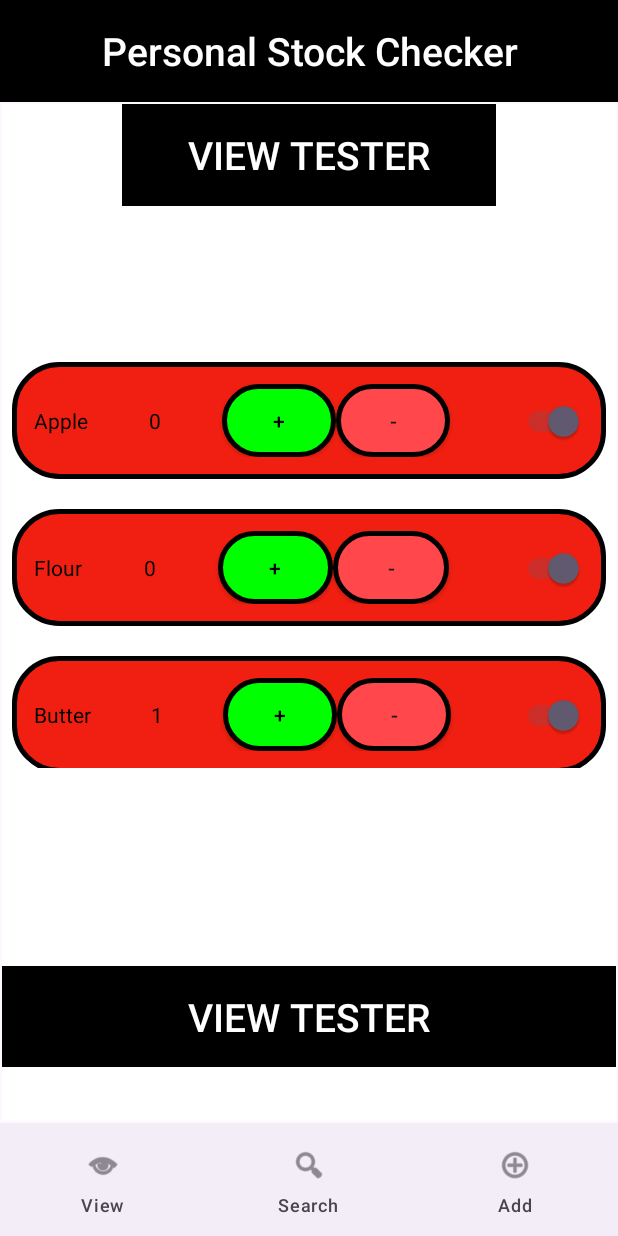
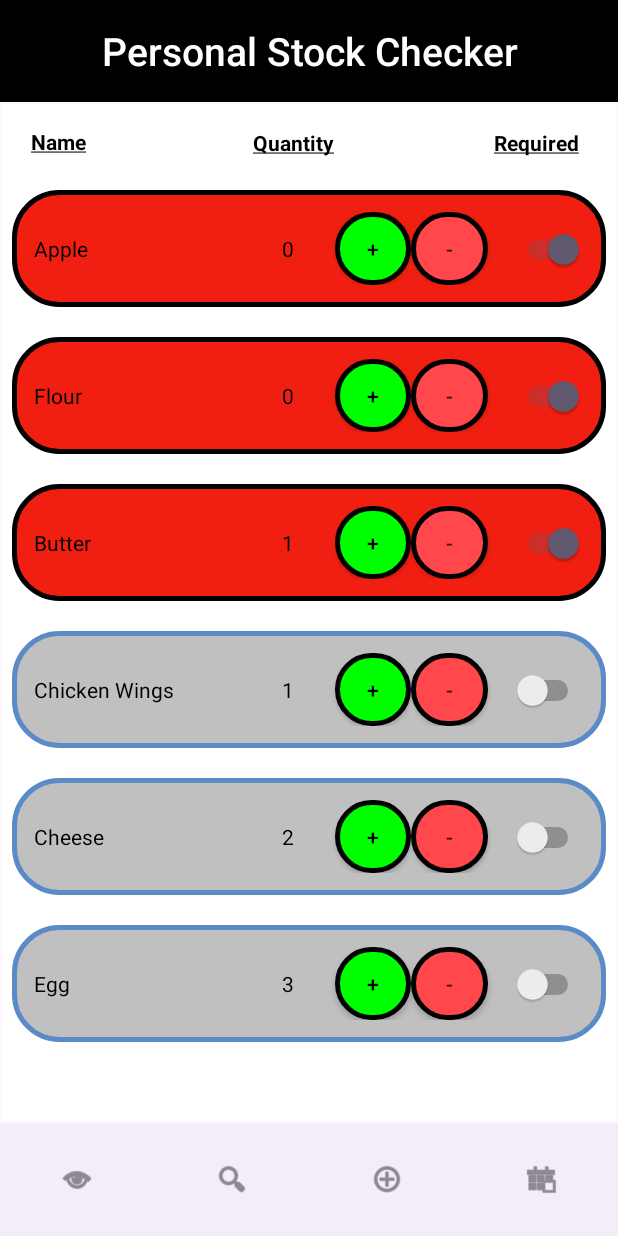
Before and after one commit to HCABurns/Home-Stock-Manager, an Android app: the fragment ViewFragment placed in its activity, on a phone screen of 412 x 824 dp. Run offline under Robolectric (Android 15) with nearby library versions, the phone set to English and light mode, and no system bars.

Commit message:
Nav change. Fixing bugs.
Added an additional item to the navigation bar which is the menu page. The menu page will function as a 7 day planner for dinners to further help reduce food waste. Bug fixes: Fixing bugs that stopped the program from running.

```diff
--- a/app/build.gradle.kts
+++ b/app/build.gradle.kts
@@ -1,6 +1,7 @@
 plugins {
     id("com.android.application")
 }
+task("testClasses")
 
 android {
     namespace = "com.example.myapplication"
--- /dev/null
+++ b/app/src/main/java/com/example/myapplication/MenuFragment.java
@@ -0,0 +1,64 @@
+package com.example.myapplication;
+
+import android.os.Bundle;
+
+import androidx.fragment.app.Fragment;
+
+import android.view.LayoutInflater;
+import android.view.View;
+import android.view.ViewGroup;
+
+/**
+ * A simple {@link Fragment} subclass.
+ * Use the {@link MenuFragment#newInstance} factory method to
+ * create an instance of this fragment.
+ */
+public class MenuFragment extends Fragment {
+
+    // TODO: Rename parameter arguments, choose names that match
+    // the fragment initialization parameters, e.g. ARG_ITEM_NUMBER
+    private static final String ARG_PARAM1 = "param1";
+    private static final String ARG_PARAM2 = "param2";
+
+    // TODO: Rename and change types of parameters
+    private String mParam1;
+    private String mParam2;
+
+    public MenuFragment() {
+        // Required empty public constructor
+    }
+
+    /**
+     * Use this factory method to create a new instance of
+     * this fragment using the provided parameters.
+     *
+     * @param param1 Parameter 1.
+     * @param param2 Parameter 2.
+     * @return A new instance of fragment MenuFragment.
+     */
+    // TODO: Rename and change types and number of parameters
+    public static MenuFragment newInstance(String param1, String param2) {
+        MenuFragment fragment = new MenuFragment();
+        Bundle args = new Bundle();
+        args.putString(ARG_PARAM1, param1);
+        args.putString(ARG_PARAM2, param2);
+        fragment.setArguments(args);
+        return fragment;
+    }
+
+    @Override
+    public void onCreate(Bundle savedInstanceState) {
+        super.onCreate(savedInstanceState);
+        if (getArguments() != null) {
+            mParam1 = getArguments().getString(ARG_PARAM1);
+            mParam2 = getArguments().getString(ARG_PARAM2);
+        }
+    }
+
+    @Override
+    public View onCreateView(LayoutInflater inflater, ViewGroup container,
+                             Bundle savedInstanceState) {
+        // Inflate the layout for this fragment
+        return inflater.inflate(R.layout.fragment_menu, container, false);
+    }
+}
--- a/app/src/main/res/layout/activity_main.xml
+++ b/app/src/main/res/layout/activity_main.xml
@@ -1,7 +1,6 @@
 <?xml version="1.0" encoding="utf-8"?>
 <androidx.constraintlayout.widget.ConstraintLayout xmlns:android="http://schemas.android.com/apk/res/android"
     xmlns:app="http://schemas.android.com/apk/res-auto"
-    xmlns:app2="http://schema.android.com/apk/res/res-auto"
     xmlns:tools="http://schemas.android.com/tools"
     android:id="@+id/container"
     android:layout_width="match_parent"
@@ -45,12 +44,11 @@
         android:id="@+id/nav"
         android:layout_width="412dp"
         android:layout_height="75dp"
-        android:layout_marginTop="289dp"
         android:orientation="horizontal"
         app:layout_constraintBottom_toBottomOf="parent"
         app:layout_constraintEnd_toEndOf="parent"
         app:layout_constraintStart_toStartOf="parent"
-        app:layout_constraintTop_toBottomOf="@+id/switch1">
+        app:layout_constraintTop_toBottomOf="@+id/fragment_container">
 
         <com.google.android.material.bottomnavigation.BottomNavigationView
             android:id="@+id/navigation"
--- a/app/src/main/res/layout/fragment_search.xml
+++ b/app/src/main/res/layout/fragment_search.xml
@@ -1,7 +1,6 @@
 <?xml version="1.0" encoding="utf-8"?>
 <androidx.constraintlayout.widget.ConstraintLayout xmlns:android="http://schemas.android.com/apk/res/android"
     xmlns:app="http://schemas.android.com/apk/res-auto"
-    xmlns:app2="http://schema.android.com/apk/res/res-auto"
     xmlns:tools="http://schemas.android.com/tools"
     android:layout_width="match_parent"
     android:layout_height="match_parent"
--- a/app/src/main/res/layout/fragment_view.xml
+++ b/app/src/main/res/layout/fragment_view.xml
@@ -5,56 +5,69 @@
     android:layout_width="match_parent"
     android:layout_height="match_parent"
     android:background="@color/white"
-    tools:context=".MainActivity">
-
-    <TextView
-        android:id="@+id/addTextTest"
-        android:layout_width="0dp"
-        android:layout_height="67dp"
-        android:layout_marginBottom="36dp"
-        android:background="#000000"
-        android:clickable="false"
-        android:fontFamily="sans-serif-medium"
-        android:gravity="center"
-        android:text="@string/view_tester"
-        android:textAlignment="center"
-        android:textColor="@color/white"
-        android:textSize="26sp"
-        app:layout_constraintBottom_toBottomOf="parent"
-        app:layout_constraintEnd_toEndOf="parent"
-        app:layout_constraintHorizontal_bias="1.0"
-        app:layout_constraintStart_toStartOf="parent" />
-
-    <TextView
-        android:id="@+id/addTextTest2"
-        android:layout_width="249dp"
-        android:layout_height="68dp"
-        android:layout_marginBottom="52dp"
-        android:background="#000000"
-        android:clickable="false"
-        android:fontFamily="sans-serif-medium"
-        android:gravity="center"
-        android:text="@string/view_tester"
-        android:textAlignment="center"
-        android:textColor="@color/white"
-        android:textSize="26sp"
-        app:layout_constraintBottom_toTopOf="@+id/view_all"
-        app:layout_constraintEnd_toEndOf="parent"
-        app:layout_constraintStart_toStartOf="parent"
-        app:layout_constraintTop_toTopOf="parent" />
+    tools:context=".MainActivity"
+    tools:layout_editor_absoluteX="-1dp"
+    tools:layout_editor_absoluteY="-61dp">
 
     <androidx.recyclerview.widget.RecyclerView
         android:id="@+id/view_all"
         android:layout_width="0dp"
         android:layout_height="0dp"
         android:layout_marginStart="1dp"
-        android:layout_marginTop="52dp"
+        android:layout_marginTop="11dp"
         android:layout_marginEnd="1dp"
-        android:layout_marginBottom="132dp"
-        app:layout_constraintBottom_toTopOf="@+id/addTextTest"
+        app:layout_constraintBottom_toBottomOf="parent"
         app:layout_constraintEnd_toEndOf="parent"
-        app:layout_constraintHorizontal_bias="1.0"
+        app:layout_constraintHorizontal_bias="0.0"
         app:layout_constraintStart_toStartOf="parent"
-        app:layout_constraintTop_toBottomOf="@+id/addTextTest2" />
+        app:layout_constraintTop_toBottomOf="@+id/labels" />
+
+    <TextView
+        android:id="@+id/labels"
+        android:layout_width="wrap_content"
+        android:layout_height="wrap_content"
+        android:layout_marginStart="16dp"
+        android:layout_marginTop="15dp"
+        android:layout_marginEnd="150dp"
+        android:layout_marginBottom="11dp"
+        android:text="@string/name_title"
+        android:textColor="@color/black"
+        android:textStyle="bold"
+        app:layout_constraintBottom_toTopOf="@+id/view_all"
+        app:layout_constraintEnd_toStartOf="@+id/quantity_title"
+        app:layout_constraintHorizontal_bias="0.0"
+        app:layout_constraintStart_toStartOf="parent"
+        app:layout_constraintTop_toTopOf="parent" />
+
+    <TextView
+        android:id="@+id/quantity_title"
+        android:layout_width="wrap_content"
+        android:layout_height="wrap_content"
+        android:layout_marginStart="190dp"
+        android:layout_marginTop="15dp"
+        android:layout_marginBottom="22dp"
+        android:text="@string/quantity_title"
+        android:textColor="@color/black"
+        android:textStyle="bold"
+        app:layout_constraintBottom_toTopOf="@+id/view_all"
+        app:layout_constraintEnd_toStartOf="@+id/required_title"
+        app:layout_constraintStart_toStartOf="parent"
+        app:layout_constraintTop_toTopOf="parent" />
+
+    <TextView
+        android:id="@+id/required_title"
+        android:layout_width="wrap_content"
+        android:layout_height="wrap_content"
+        android:layout_marginStart="100dp"
+        android:layout_marginTop="15dp"
+        android:layout_marginEnd="47dp"
+        android:layout_marginBottom="22dp"
+        android:text="@string/required_title"
+        android:textColor="@color/black"
+        android:textStyle="bold"
+        app:layout_constraintBottom_toTopOf="@+id/view_all"
+        app:layout_constraintEnd_toEndOf="parent"
+        app:layout_constraintStart_toEndOf="@+id/quantity_title"
+        app:layout_constraintTop_toTopOf="parent" />
 
 </androidx.constraintlayout.widget.ConstraintLayout>
--- a/app/src/main/res/layout/item_row.xml
+++ b/app/src/main/res/layout/item_row.xml
@@ -6,31 +6,30 @@
     android:layout_marginLeft="5dp"
     android:layout_marginRight="5dp"
     android:gravity="center_vertical"
-    android:paddingBottom="20dp"
-    >
+    android:paddingBottom="20dp">
 
     <LinearLayout
         android:id="@+id/item_container"
         android:layout_width="match_parent"
-        android:layout_height="match_parent"
+        android:layout_height="wrap_content"
         android:background="@drawable/rounded_layout"
         android:orientation="horizontal">
 
         <TextView
             android:id="@+id/item_name"
-            android:layout_width="wrap_content"
+            android:layout_width="150dp"
             android:layout_height="wrap_content"
             android:layout_weight="1"
             android:text="@string/item_name"
-            android:textColor="@color/black"/>
+            android:textColor="@color/black" />
 
         <TextView
             android:id="@+id/item_count"
-            android:layout_width="wrap_content"
+            android:layout_width="20dp"
             android:layout_height="wrap_content"
             android:layout_weight="1"
             android:text="@string/item_count"
-            android:textColor="@color/black"/>
+            android:textColor="@color/black" />
 
         <androidx.appcompat.widget.AppCompatButton
             android:id="@+id/count_plus"
--- a/app/src/main/res/layout/testing.xml
+++ b/app/src/main/res/layout/testing.xml
@@ -1,7 +1,6 @@
 <?xml version="1.0" encoding="utf-8"?>
 <androidx.constraintlayout.widget.ConstraintLayout xmlns:android="http://schemas.android.com/apk/res/android"
     xmlns:app="http://schemas.android.com/apk/res-auto"
-    xmlns:app2="http://schema.android.com/apk/res/res-auto"
     xmlns:tools="http://schemas.android.com/tools"
     android:layout_width="match_parent"
     android:layout_height="match_parent"
--- a/app/src/main/res/menu/nav_items.xml
+++ b/app/src/main/res/menu/nav_items.xml
@@ -22,4 +22,10 @@
     <item
         android:id="@+id/invisible"
         android:visible="false" />
+    <item
+        android:id="@+id/menu"
+        android:layout_width="wrap_content"
+        android:layout_height="wrap_content"
+        android:icon="@android:drawable/ic_menu_today"
+        android:title="@string/menu" />
 </menu>
--- a/app/src/main/res/values/strings.xml
+++ b/app/src/main/res/values/strings.xml
@@ -9,6 +9,7 @@
     <string name="search_item">Search</string>
     <string name="view_all">View</string>
     <string name="add_new">Add</string>
+    <string name="menu">Menu</string>
 
     <string name="element_text">Testing</string>
 
@@ -21,6 +22,11 @@
     <string name="remove"> - </string>
 
 
+    <string name="name_title"> <u>Name</u> </string>
+    <string name="quantity_title"> <u>Quantity</u> </string>
+    <string name="required_title"> <u>Required</u> </string>
+
+
 
     <!-- TODO: Remove or change this placeholder text -->
     <string name="hello_blank_fragment">Hello blank fragment</string>
--- a/build.gradle.kts
+++ b/build.gradle.kts
@@ -2,3 +2,4 @@
 plugins {
     id("com.android.application") version "8.1.2" apply false
 }
+task("testClasses")
```
Also changed, not shown: app/src/main/java/com/example/myapplication/MainActivity.java (+9 -0 lines), app/src/main/res/layout/fragment_menu.xml (added, +14 -0 lines), 2 other files.
